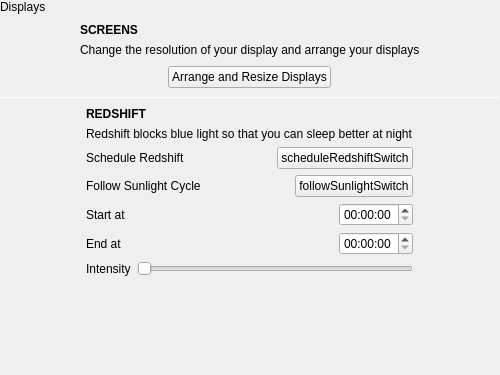
Qt form plugins/DisplayPlugin/settings/displaysettings.ui (theCheeseboard/thedesk) before a commit.
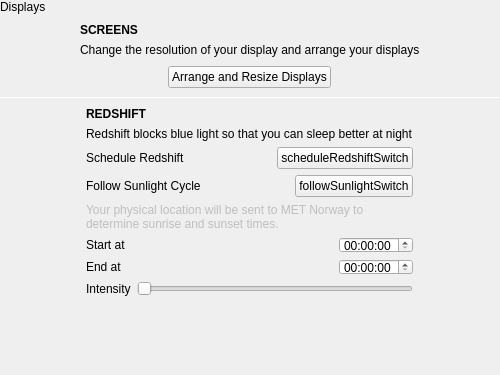
The same form after that commit. Custom widgets are drawn as their Qt base class.

Commit message: Implement sunset and sunrise times for Redshift

What changed in the file:
```diff
--- a/plugins/DisplayPlugin/settings/displaysettings.ui
+++ b/plugins/DisplayPlugin/settings/displaysettings.ui
@@ -49,8 +49,8 @@
        <rect>
         <x>0</x>
         <y>0</y>
-        <width>500</width>
-        <height>358</height>
+        <width>486</width>
+        <height>380</height>
        </rect>
       </property>
       <layout class="QVBoxLayout" name="verticalLayout_2">
@@ -213,6 +213,13 @@
              <property name="bottomMargin">
               <number>0</number>
              </property>
+             <item row="0" column="1">
+              <widget class="tSwitch" name="followSunlightSwitch">
+               <property name="text">
+                <string notr="true">followSunlightSwitch</string>
+               </property>
+              </widget>
+             </item>
              <item row="0" column="0">
               <widget class="QLabel" name="label_9">
                <property name="sizePolicy">
@@ -226,14 +233,7 @@
                </property>
               </widget>
              </item>
-             <item row="0" column="1">
-              <widget class="tSwitch" name="followSunlightSwitch">
-               <property name="text">
-                <string notr="true">followSunlightSwitch</string>
-               </property>
-              </widget>
-             </item>
-             <item row="1" column="0" colspan="2">
+             <item row="2" column="0" colspan="2">
               <widget class="tConditionalWidget" name="followSunlightConditionalWidget" native="true">
                <layout class="QGridLayout" name="gridLayout_2">
                 <property name="leftMargin">
@@ -277,6 +277,19 @@
                </layout>
               </widget>
              </item>
+             <item row="1" column="0" colspan="2">
+              <widget class="QLabel" name="label_10">
+               <property name="enabled">
+                <bool>false</bool>
+               </property>
+               <property name="text">
+                <string>Your physical location will be sent to MET Norway to determine sunrise and sunset times.</string>
+               </property>
+               <property name="wordWrap">
+                <bool>true</bool>
+               </property>
+              </widget>
+             </item>
             </layout>
            </widget>
           </item>
```
The commit also changes 174 other files.
